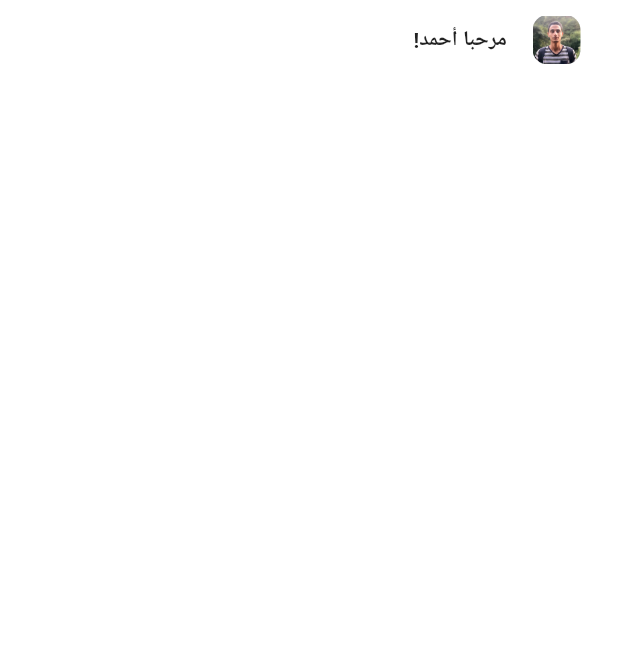
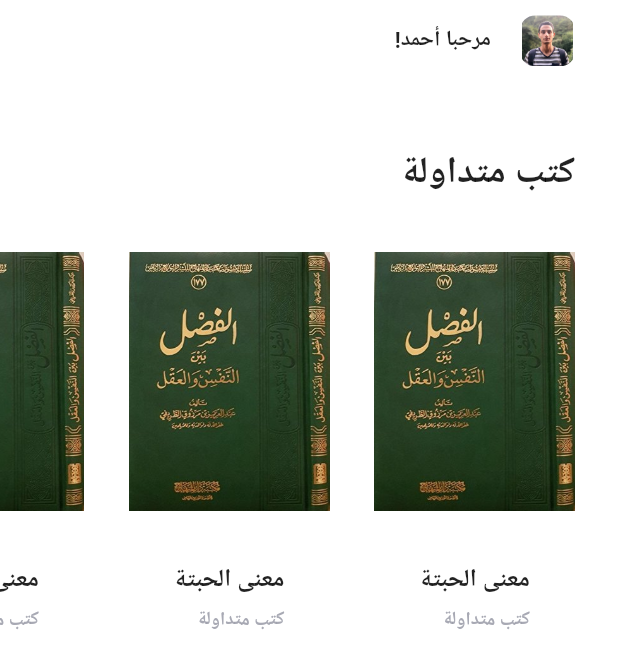
Before and after one commit to ahmedsws/kitaby, a Flutter app: the screen it shows after launch, on a phone screen of 412 x 824 dp. Shown: the top 668 px of the screen. Run offline on Flutter 3.47's test engine with Material 2 defaults, Android fonts, the phone set to English and light mode, and no system bars; our stand-ins replace flutter_screenutil, flutter_svg, google_fonts; Roboto replaces fonts that are missing (Tajawal).

Commit message:
Added Books Column

```diff
--- a/lib/features/home/presentation/pages/home_page.dart
+++ b/lib/features/home/presentation/pages/home_page.dart
@@ -21,6 +21,9 @@
 // }
 
 import 'package:flutter/material.dart';
+import 'package:flutter_screenutil/flutter_screenutil.dart';
+import 'package:kitaby/features/home/presentation/widgets/books_column.dart';
+import 'package:kitaby/utils/constants.dart';
 
 class HomePage extends StatelessWidget {
   const HomePage({super.key});
@@ -33,13 +36,13 @@ class HomePage extends StatelessWidget {
         appBar: PreferredSize(
           child: SafeArea(
             child: Padding(
-              padding: EdgeInsets.symmetric(vertical: 10),
+              padding: EdgeInsets.symmetric(vertical: 10.h),
               child: Row(
                 children: [
                   Row(
                     children: [
                       SizedBox(
-                        width: 25,
+                        width: 25.w,
                       ),
                       Container(
                         clipBehavior: Clip.antiAlias,
@@ -48,20 +51,20 @@ class HomePage extends StatelessWidget {
                         ),
                         child: Image.asset(
                           'assets/images/pp.jpg',
-                          width: 32,
-                          height: 33,
+                          width: 32.w,
+                          height: 33.h,
                         ),
                       ),
                     ],
                   ),
                   SizedBox(
-                    width: 17,
+                    width: 17.w,
                   ),
                   Text(
                     'مرحبا أحمد!',
                     style: Theme.of(context).textTheme.bodyText1!.copyWith(
                           fontWeight: FontWeight.bold,
-                          fontSize: 14,
+                          fontSize: 14.sp,
                         ),
                   ),
                 ],
@@ -70,6 +73,46 @@ class HomePage extends StatelessWidget {
           ),
           preferredSize: AppBar().preferredSize,
         ),
+        body: Container(
+          padding: EdgeInsets.only(right: 25.w),
+          width: MediaQuery.of(context).size.width,
+          child: Column(
+            crossAxisAlignment: CrossAxisAlignment.start,
+            children: [
+              SizedBox(
+                height: 43.h,
+              ),
+              Text(
+                'كتب متداولة',
+                style: Theme.of(context).textTheme.bodyLarge!.copyWith(
+                      fontWeight: FontWeight.bold,
+                      fontSize: 24.sp,
+                    ),
+              ),
+              SizedBox(
+                height: 26.h,
+              ),
+              SingleChildScrollView(
+                scrollDirection: Axis.horizontal,
+                child: Row(
+                  children: [
+                    ...List.generate(
+                      10,
+                      (index) => Row(
+                        children: [
+                          BooksColumn(title: 'معنى الحبتة'),
+                          SizedBox(
+                            width: 26.w,
+                          ),
+                        ],
+                      ),
+                    ),
+                  ],
+                ),
+              )
+            ],
+          ),
+        ),
       ),
     );
   }
--- /dev/null
+++ b/lib/features/home/presentation/widgets/books_column.dart
@@ -0,0 +1,49 @@
+import 'package:flutter/material.dart';
+import 'package:flutter_screenutil/flutter_screenutil.dart';
+
+import '../../../../utils/constants.dart';
+
+class BooksColumn extends StatelessWidget {
+  const BooksColumn({super.key, required this.title});
+
+  final String title;
+
+  @override
+  Widget build(BuildContext context) {
+    return Column(
+      children: [
+        Image.asset(
+          'assets/images/book2.jpg',
+          height: 184.h,
+          width: 117.w,
+        ),
+        SizedBox(
+          height: 25.h,
+        ),
+        Column(
+          crossAxisAlignment: CrossAxisAlignment.start,
+          children: [
+            Text(
+              title,
+              style: Theme.of(context).textTheme.bodyLarge!.copyWith(
+                    fontWeight: FontWeight.bold,
+                    fontSize: 16.sp,
+                  ),
+            ),
+            SizedBox(
+              height: 8.h,
+            ),
+            Text(
+              'كتب متداولة',
+              style: Theme.of(context).textTheme.bodyLarge!.copyWith(
+                    fontWeight: FontWeight.w600,
+                    color: Constants.secondrayFontColor,
+                    fontSize: 12.sp,
+                  ),
+            ),
+          ],
+        ),
+      ],
+    );
+  }
+}
```
